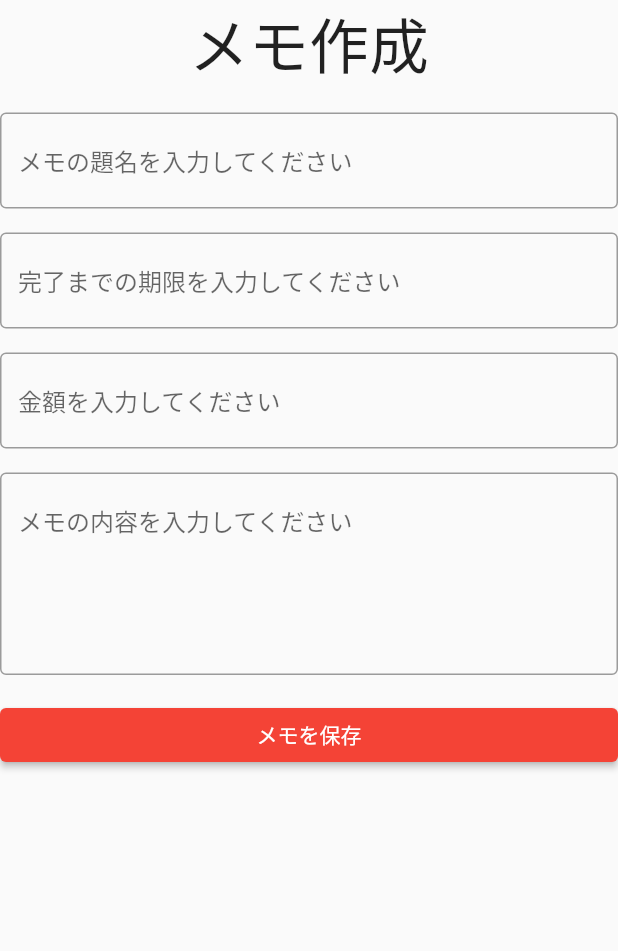
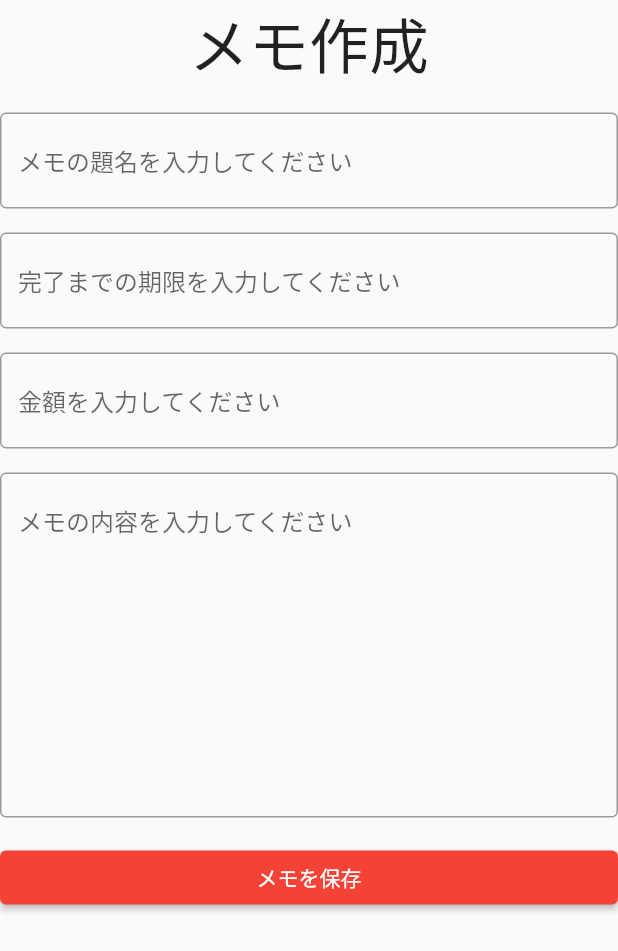
Before and after one commit to T-REXBIBIO/Mr.Do, a Flutter app: the screen it shows after launch, after a tap on the "add" icon, on a phone screen of 412 x 824 dp. Shown: the top 951 px of the screen. Run offline on Flutter 3.47's test engine with Material 2 defaults, Android fonts, the phone set to English and light mode, and no system bars; our stand-ins replace cloud_firestore, firebase_core; missing offline and left inert: dart:ffi; accounts and stored records are empty.

Commit message:
メモ作成機能追加

```diff
--- a/lib/create.dart
+++ b/lib/create.dart
@@ -1,4 +1,5 @@
 import 'package:flutter/material.dart';
+import 'package:flutter/services.dart';
 import 'package:todo/main.dart';
 
 class createPage extends StatefulWidget {
@@ -7,6 +8,11 @@ class createPage extends StatefulWidget {
 }
 
 class _createPageState extends State<createPage> {
+
+  String title = "";
+  String content = "";
+  int price = 0;
+  DateTime limit = DateTime.now();
 
   @override
   Widget build(BuildContext context) {
@@ -30,18 +36,27 @@ class _createPageState extends State<createPage> {
         hintText: 'メモの題名を入力してください',
         ),
         maxLines: null,
+          onChanged: (Title){
+          title = Title;
+          setState(() {});
+          },
         ),
         Container(
           child: Text(
           ""
           )
         ),
+        //ここはDateTimePickerで作る
         TextField(
         decoration: InputDecoration(
         border: OutlineInputBorder(),
         hintText: '完了までの期限を入力してください',
         ),
         maxLines: null,
+            onChanged: (Limit){
+              limit = Limit as DateTime;
+              setState(() {});
+            }
         ),
             Container(
               child: Text(
@@ -49,11 +64,17 @@ class _createPageState extends State<createPage> {
               )
             ),
               TextField(
+              keyboardType: TextInputType.number,
+              inputFormatters: [FilteringTextInputFormatter.digitsOnly],
               decoration: InputDecoration(
                 border: OutlineInputBorder(),
                 hintText: '金額を入力してください',
               ),
               maxLines: null,
+                  onChanged: (Price){
+                    price = int.parse(Price);
+                    setState(() {});
+                  }
             ),
             Container(
               child: Text(
@@ -65,7 +86,11 @@ class _createPageState extends State<createPage> {
                 border: OutlineInputBorder(),
                 hintText: 'メモの内容を入力してください',
               ),
-              maxLines: 5,
+              maxLines: 10,
+                onChanged: (Content){
+                  content = Content;
+                  setState(() {});
+                }
             ),
             Container(
               child: Text(
@@ -74,17 +99,15 @@ class _createPageState extends State<createPage> {
             ),
             Container(
             child: ElevatedButton(
-              onPressed: (){
-                Navigator.push(
-                    context,
-                    MaterialPageRoute(
-                    builder: (context) => TodoListPage(),
-    ),
-    );
-              },
-            child: Text(
-              "メモを保存"
-              ),
+                    onPressed: () {
+                    Navigator.of(context).pop(Memo(
+                      title: title,
+                      content: content,
+                      price: price,
+                      limit: limit
+                    ));
+                },
+            child: Text("メモを保存"),
     )
             ),
         ],
--- a/lib/main.dart
+++ b/lib/main.dart
@@ -1,3 +1,5 @@
+import 'dart:ffi';
+
 import 'package:flutter/material.dart';
 import 'package:todo/contents.dart';
 import 'package:todo/change.dart';
@@ -36,41 +38,62 @@ class TodoListPage extends StatefulWidget {
 
 class _TodoListPageState extends State<TodoListPage> {
 
+  List<Memo> MemoList =[
+    Memo(
+        title: "メモのタイトル",
+        content: "メモの内容",
+        price: 0,
+        limit: DateTime.now(),
+    )
+  ];
+
   @override
   Widget build(BuildContext context) {
     return Scaffold(
-      body: Column(
-        children: <Widget>[
-          Container(
-            height: 125,
-            padding: EdgeInsets.all(4),
-            // childrenを指定してリスト表示
-            child: ListView(
-              children: <Widget>[
-                Container(
-                  height: 50,
-                  color: Colors.blue[600],
-                  child: Text('テスト', textAlign: TextAlign.center,
-                    style: TextStyle(fontSize: 35),),
-                ),
-              ],
-            ),
+      appBar: AppBar(
+        title: Text('リスト一覧'),
+      ),
+      body: ListView.builder(
+      itemCount: MemoList.length,
+      itemBuilder: (context, index) {
+        return Card(
+          child: ListTile(
+            title: Text(MemoList[index].title),
+            subtitle: Text(MemoList[index].content),
+            trailing: Icon(Icons.delete),
           ),
-        ],
-      ),
+        );
+      },
+    ),
       floatingActionButton: FloatingActionButton(
         child: Icon(
           Icons.add
         ),
-        onPressed: () {
-          Navigator.push(
-            context,
+        //画面遷移
+        onPressed: () async {
+          final Memo = await Navigator.of(context).push(
             MaterialPageRoute(
               builder: (context) => createPage(),
             ),
           );
+          setState(() {
+            MemoList.add(Memo);
+          });
         },
       ),
     );
   }
 }
+//ここがメモ作成情報を受け取る場所
+class Memo {
+  Memo({
+  required this.title,
+  required this.content,
+  required this.price,
+  required this.limit,
+  });
+  String title;
+  String content;
+  int price;
+  DateTime limit;
+}
```
